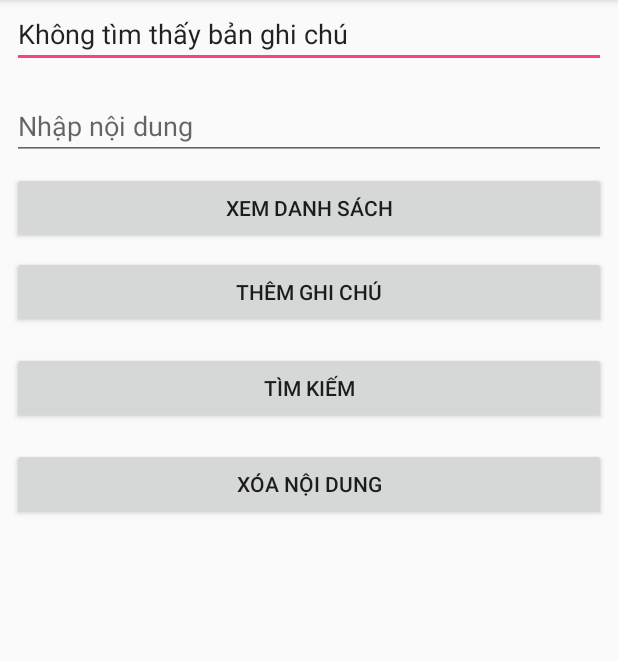
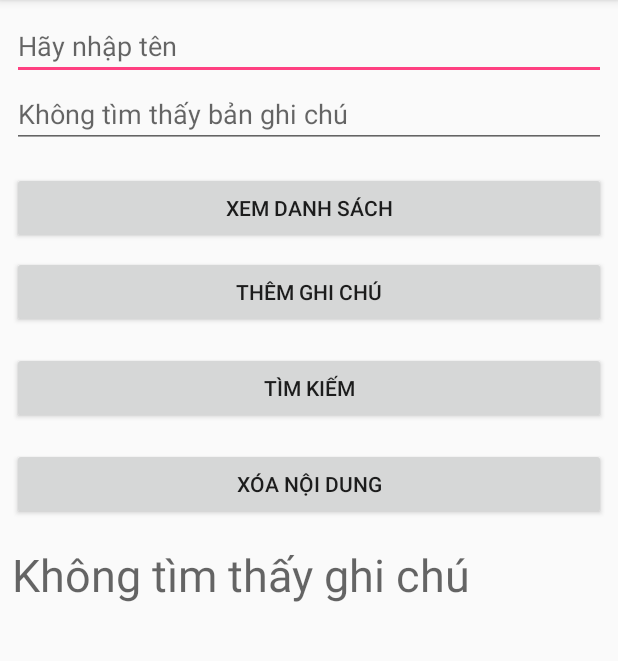
Before and after one commit to doansk/App_SucKhoe, an Android app: the Vietghichu screen opened directly, with no data from a screen before it, after a tap on "XÓA NỘI DUNG", on a phone screen of 412 x 824 dp, the part 84-745 px from its top. Run offline under Robolectric (Android 15) with nearby library versions, the phone set to English and light mode, and no system bars; 3 other taps on this screen came first.

Commit message:
edit vietghichu

```diff
--- a/app/src/main/java/com/example/fg/BangGhiChu.java
+++ b/app/src/main/java/com/example/fg/BangGhiChu.java
@@ -19,9 +19,11 @@
     //các phương thức truy cập các biến thành viên
 
     public String getStudentID(){
+
         return this._studentid;
     }
     public void setStudentID(String id){
+
         this._studentid = id;
     }
 
--- a/app/src/main/java/com/example/fg/DataHandler.java
+++ b/app/src/main/java/com/example/fg/DataHandler.java
@@ -64,7 +64,7 @@
             //nhận giá trị cột thứ hai (StudentName)
             String result_1 = cursor.getString(1);
             //hiển thị mỗi hàng trong một chuỗi
-            result += result_0 + " " + result_1 +
+            result += result_1 + ": " + result_0 +
                     System.getProperty("line.separator");
         }
         //đóng đối tượng Cursor
@@ -87,7 +87,7 @@
         db.close();
     }
 
-    public boolean deleteDataHandler(int ID) {
+    public boolean deleteDataHandler(String ID) {
         boolean result = false;
         String query = "Select * FROM "
                 + TABLE_NAME + " WHERE "
--- a/app/src/main/java/com/example/fg/Vietghichu.java
+++ b/app/src/main/java/com/example/fg/Vietghichu.java
@@ -32,10 +32,17 @@
         //gán id và name đến đối tượng Student
         BangGhiChu student = new BangGhiChu(id, name);
         //thêm đối tượng Student đến bảng dữ liệu
-        dbHandler.addDataHandler(student);
+        if (nhapten.length() == 0){
+            nhapten.setHint("Hãy nhập nội dung");
+        }
+        if (nhapnoidung.length() == 0){
+            nhapnoidung.setHint("Hãy nhập tên");
+        }
+        else dbHandler.addDataHandler(student);
         //xóa sạch các PlainText
         nhapten.setText("");
         nhapnoidung.setText("");
+        loadStudents(view);
     }
 
     public void loadStudents(View view) {
@@ -50,13 +57,14 @@
 
     public void deleteStudent(View view) {
         DataHandler dbHandler = new DataHandler(this, null, null, 1);
-        boolean result = dbHandler.deleteDataHandler(Integer.parseInt(nhapten.getText().toString()));
+        boolean result = dbHandler.deleteDataHandler(nhapten.getText().toString());
         if (result) {
             nhapten.setText("");
             nhapnoidung.setText("");
-            datalist.setText("Đã xóa ghi chú");
+            datalist.setHint("Đã xóa ghi chú");
         } else
-            nhapten.setText("Không tìm thấy bản ghi chú");
+            nhapten.setHint("Không tìm thấy bản ghi chú");
+        loadStudents(view);
     }
 
 
@@ -77,7 +85,7 @@
             }
             datalist.setText(studentsList);
         } else {
-            datalist.setText("Không tìm thấy ghi chú");
+            datalist.setHint("Không tìm thấy ghi chú");
             nhapten.setText("");
             nhapnoidung.setText("");
         }
--- a/app/src/main/res/layout/activity_vietghichu.xml
+++ b/app/src/main/res/layout/activity_vietghichu.xml
@@ -12,6 +12,24 @@
     android:layout_height="match_parent">
 
         <EditText
+            android:id="@+id/studentname"
+            android:layout_width="wrap_content"
+            android:layout_height="wrap_content"
+            android:layout_marginStart="8dp"
+            android:layout_marginLeft="8dp"
+            android:layout_marginTop="8dp"
+            android:layout_marginEnd="8dp"
+            android:layout_marginRight="8dp"
+            android:ems="10"
+            android:hint="Nhập tên"
+            android:inputType="textPersonName"
+            app:layout_constraintBottom_toBottomOf="parent"
+            app:layout_constraintEnd_toEndOf="parent"
+            app:layout_constraintStart_toStartOf="parent"
+            app:layout_constraintTop_toTopOf="parent"
+            app:layout_constraintVertical_bias="0.197" />
+
+        <EditText
             android:id="@+id/studentid"
             android:layout_width="wrap_content"
             android:layout_height="wrap_content"
@@ -21,31 +39,13 @@
             android:layout_marginRight="8dp"
             android:layout_marginBottom="8dp"
             android:ems="10"
-            android:hint="Nhập tên"
+            android:hint="Nhập nội dung"
             android:inputType="textPersonName"
             app:layout_constraintBottom_toBottomOf="parent"
             app:layout_constraintEnd_toEndOf="parent"
             app:layout_constraintStart_toStartOf="parent"
             app:layout_constraintTop_toTopOf="parent"
             app:layout_constraintVertical_bias="0.091" />
-
-        <EditText
-            android:id="@+id/studentname"
-            android:layout_width="wrap_content"
-            android:layout_height="wrap_content"
-            android:layout_marginStart="8dp"
-            android:layout_marginLeft="8dp"
-            android:layout_marginTop="8dp"
-            android:layout_marginEnd="8dp"
-            android:layout_marginRight="8dp"
-            android:ems="10"
-            android:hint="Nhập nội dung"
-            android:inputType="textPersonName"
-            app:layout_constraintBottom_toBottomOf="parent"
-            app:layout_constraintEnd_toEndOf="parent"
-            app:layout_constraintStart_toStartOf="parent"
-            app:layout_constraintTop_toTopOf="parent"
-            app:layout_constraintVertical_bias="0.197" />
 
         <Button
             android:id="@+id/btnLoad"
```
